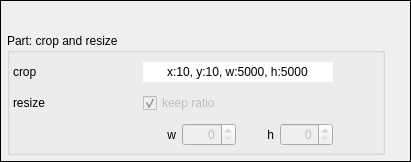
Above: tools/video_editor/ui/ui_widget_geometry.ui from JepEtau/mco before the change. Below: the same form after it.
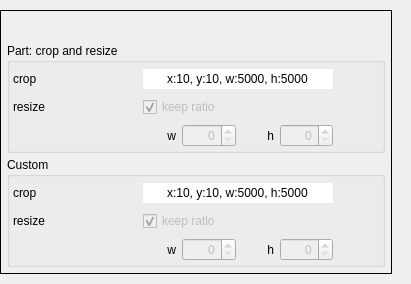
That is the form after the change. Icons and pictures are not drawn.

Patch:
```diff
--- a/tools/video_editor/ui/ui_widget_geometry.ui
+++ b/tools/video_editor/ui/ui_widget_geometry.ui
@@ -7,9 +7,15 @@
     <x>0</x>
     <y>0</y>
     <width>411</width>
-    <height>162</height>
+    <height>284</height>
    </rect>
   </property>
+  <property name="sizePolicy">
+   <sizepolicy hsizetype="Preferred" vsizetype="Maximum">
+    <horstretch>0</horstretch>
+    <verstretch>0</verstretch>
+   </sizepolicy>
+  </property>
   <layout class="QVBoxLayout" name="mainLayout">
    <property name="spacing">
     <number>0</number>
@@ -28,6 +34,12 @@
    </property>
    <item>
     <widget class="QFrame" name="frame">
+     <property name="sizePolicy">
+      <sizepolicy hsizetype="Maximum" vsizetype="Maximum">
+       <horstretch>0</horstretch>
+       <verstretch>0</verstretch>
+      </sizepolicy>
+     </property>
      <property name="frameShape">
       <enum>QFrame::Panel</enum>
      </property>
@@ -456,6 +468,287 @@
         </layout>
        </widget>
       </item>
+      <item>
+       <widget class="QGroupBox" name="groupBox_custom_geometry">
+        <property name="sizePolicy">
+         <sizepolicy hsizetype="Maximum" vsizetype="Preferred">
+          <horstretch>0</horstretch>
+          <verstretch>0</verstretch>
+         </sizepolicy>
+        </property>
+        <property name="title">
+         <string>Custom</string>
+        </property>
+        <property name="checkable">
+         <bool>false</bool>
+        </property>
+        <property name="checked">
+         <bool>false</bool>
+        </property>
+        <layout class="QGridLayout" name="gridLayout_2">
+         <property name="leftMargin">
+          <number>3</number>
+         </property>
+         <property name="topMargin">
+          <number>5</number>
+         </property>
+         <property name="rightMargin">
+          <number>3</number>
+         </property>
+         <property name="bottomMargin">
+          <number>3</number>
+         </property>
+         <item row="2" column="3">
+          <layout class="QHBoxLayout" name="horizontalLayout_6">
+           <item>
+            <widget class="QLabel" name="label_17">
+             <property name="text">
+              <string>w</string>
+             </property>
+             <property name="alignment">
+              <set>Qt::AlignRight|Qt::AlignTrailing|Qt::AlignVCenter</set>
+             </property>
+            </widget>
+           </item>
+           <item>
+            <widget class="QSpinBox" name="spinBox_custom_width">
+             <property name="enabled">
+              <bool>false</bool>
+             </property>
+             <property name="sizePolicy">
+              <sizepolicy hsizetype="Minimum" vsizetype="Fixed">
+               <horstretch>0</horstretch>
+               <verstretch>0</verstretch>
+              </sizepolicy>
+             </property>
+             <property name="alignment">
+              <set>Qt::AlignRight|Qt::AlignTrailing|Qt::AlignVCenter</set>
+             </property>
+             <property name="minimum">
+              <number>0</number>
+             </property>
+             <property name="maximum">
+              <number>1920</number>
+             </property>
+             <property name="singleStep">
+              <number>1</number>
+             </property>
+             <property name="value">
+              <number>0</number>
+             </property>
+            </widget>
+           </item>
+           <item>
+            <widget class="QLabel" name="label_18">
+             <property name="text">
+              <string>h</string>
+             </property>
+             <property name="alignment">
+              <set>Qt::AlignRight|Qt::AlignTrailing|Qt::AlignVCenter</set>
+             </property>
+            </widget>
+           </item>
+           <item>
+            <widget class="QSpinBox" name="spinBox_custom_height">
+             <property name="enabled">
+              <bool>false</bool>
+             </property>
+             <property name="sizePolicy">
+              <sizepolicy hsizetype="Minimum" vsizetype="Fixed">
+               <horstretch>0</horstretch>
+               <verstretch>0</verstretch>
+              </sizepolicy>
+             </property>
+             <property name="alignment">
+              <set>Qt::AlignRight|Qt::AlignTrailing|Qt::AlignVCenter</set>
+             </property>
+             <property name="minimum">
+              <number>0</number>
+             </property>
+             <property name="maximum">
+              <number>1152</number>
+             </property>
+             <property name="singleStep">
+              <number>1</number>
+             </property>
+             <property name="value">
+              <number>0</number>
+             </property>
+            </widget>
+           </item>
+          </layout>
+         </item>
+         <item row="0" column="1">
+          <widget class="QPushButton" name="pushButton_custom_crop_edition">
+           <property name="text">
+            <string/>
+           </property>
+           <property name="icon">
+            <iconset>
+             <normaloff>icons/grey/crop.svg</normaloff>
+             <normalon>icons/blue/crop.svg</normalon>icons/grey/crop.svg</iconset>
+           </property>
+           <property name="checkable">
+            <bool>true</bool>
+           </property>
+           <property name="autoDefault">
+            <bool>false</bool>
+           </property>
+           <property name="flat">
+            <bool>true</bool>
+           </property>
+          </widget>
+         </item>
+         <item row="1" column="0">
+          <widget class="QLabel" name="label_19">
+           <property name="lineWidth">
+            <number>0</number>
+           </property>
+           <property name="text">
+            <string>resize</string>
+           </property>
+          </widget>
+         </item>
+         <item row="1" column="2">
+          <widget class="QPushButton" name="pushButton_custom_resize_preview">
+           <property name="text">
+            <string/>
+           </property>
+           <property name="icon">
+            <iconset>
+             <normaloff>icons/grey/eye.svg</normaloff>
+             <normalon>icons/blue/eye.svg</normalon>icons/grey/eye.svg</iconset>
+           </property>
+           <property name="checkable">
+            <bool>true</bool>
+           </property>
+           <property name="flat">
+            <bool>true</bool>
+           </property>
+          </widget>
+         </item>
+         <item row="0" column="4">
+          <widget class="QPushButton" name="pushButton_custom_discard">
+           <property name="sizePolicy">
+            <sizepolicy hsizetype="Maximum" vsizetype="Fixed">
+             <horstretch>0</horstretch>
+             <verstretch>0</verstretch>
+            </sizepolicy>
+           </property>
+           <property name="text">
+            <string extracomment="Undo (Ctrl-Z)"/>
+           </property>
+           <property name="icon">
+            <iconset>
+             <normaloff>icons/grey/undo.svg</normaloff>
+             <normalon>icons/purple/undo.svg</normalon>icons/grey/undo.svg</iconset>
+           </property>
+           <property name="flat">
+            <bool>true</bool>
+           </property>
+          </widget>
+         </item>
+         <item row="1" column="3">
+          <widget class="QCheckBox" name="checkBox_custom_keep_ratio">
+           <property name="enabled">
+            <bool>false</bool>
+           </property>
+           <property name="text">
+            <string>keep ratio</string>
+           </property>
+           <property name="checked">
+            <bool>true</bool>
+           </property>
+          </widget>
+         </item>
+         <item row="1" column="1">
+          <widget class="QPushButton" name="pushButton_custom_resize_edition">
+           <property name="enabled">
+            <bool>false</bool>
+           </property>
+           <property name="text">
+            <string/>
+           </property>
+           <property name="icon">
+            <iconset>
+             <normaloff>icons/blue/scaling.svg</normaloff>icons/blue/scaling.svg</iconset>
+           </property>
+           <property name="checkable">
+            <bool>true</bool>
+           </property>
+           <property name="autoDefault">
+            <bool>false</bool>
+           </property>
+           <property name="flat">
+            <bool>true</bool>
+           </property>
+          </widget>
+         </item>
+         <item row="0" column="2">
+          <widget class="QPushButton" name="pushButton_custom_crop_preview">
+           <property name="text">
+            <string/>
+           </property>
+           <property name="icon">
+            <iconset>
+             <normaloff>icons/grey/eye.svg</normaloff>
+             <normalon>icons/blue/eye.svg</normalon>icons/grey/eye.svg</iconset>
+           </property>
+           <property name="checkable">
+            <bool>true</bool>
+           </property>
+           <property name="flat">
+            <bool>true</bool>
+           </property>
+          </widget>
+         </item>
+         <item row="0" column="0">
+          <widget class="QLabel" name="label_10">
+           <property name="lineWidth">
+            <number>0</number>
+           </property>
+           <property name="text">
+            <string>crop</string>
+           </property>
+          </widget>
+         </item>
+         <item row="0" column="3">
+          <widget class="QLineEdit" name="lineEdit_custom_crop_rectangle">
+           <property name="sizePolicy">
+            <sizepolicy hsizetype="Fixed" vsizetype="Fixed">
+             <horstretch>0</horstretch>
+             <verstretch>0</verstretch>
+            </sizepolicy>
+           </property>
+           <property name="minimumSize">
+            <size>
+             <width>190</width>
+             <height>0</height>
+            </size>
+           </property>
+           <property name="maximumSize">
+            <size>
+             <width>190</width>
+             <height>16777215</height>
+            </size>
+           </property>
+           <property name="text">
+            <string>x:10, y:10, w:5000, h:5000</string>
+           </property>
+           <property name="frame">
+            <bool>false</bool>
+           </property>
+           <property name="alignment">
+            <set>Qt::AlignCenter</set>
+           </property>
+           <property name="readOnly">
+            <bool>true</bool>
+           </property>
+          </widget>
+         </item>
+        </layout>
+       </widget>
+      </item>
      </layout>
     </widget>
    </item>
```
